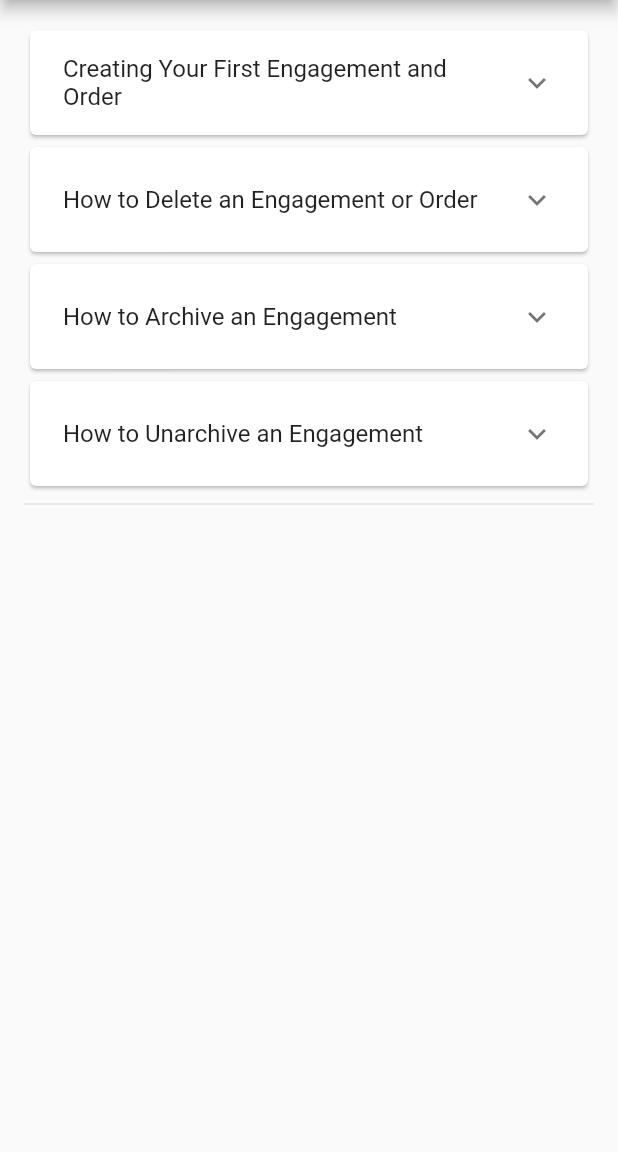
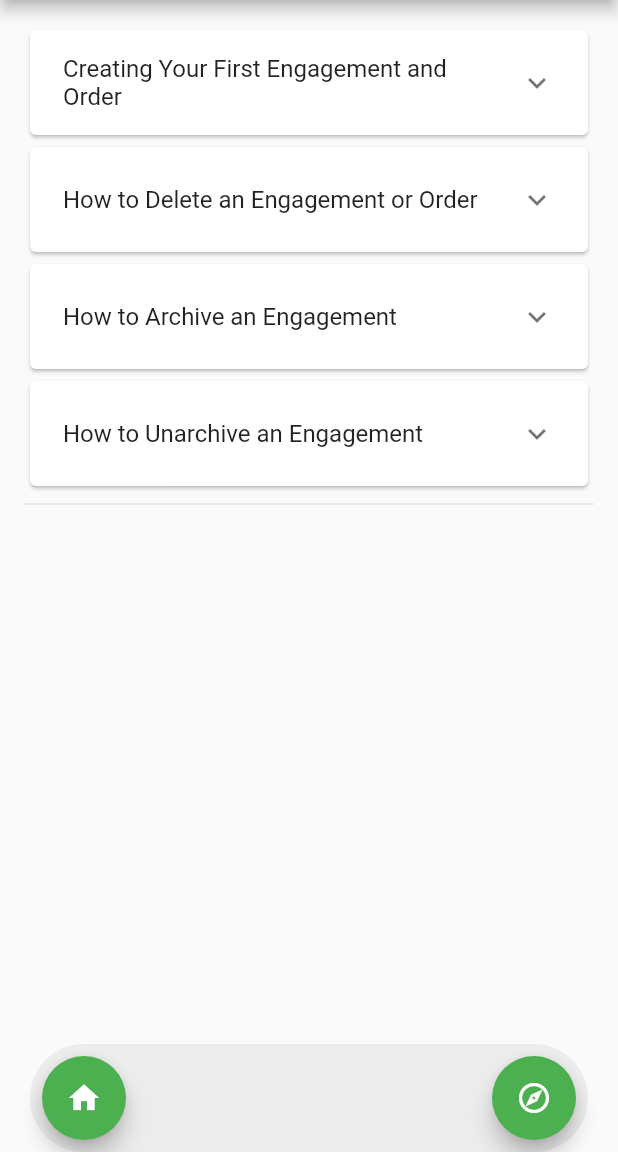
Before and after one commit to OregonStateUniversity/fs-ops-normal, a Flutter app: the HowToScreen screen opened by its route, on a phone screen of 412 x 824 dp, the part 84-1236 px from its top. Run offline on Flutter 3.47's test engine with Material 2 defaults, Android fonts, the light colour scheme and no system bars; our stand-ins replace flutter_compass, flutter_svg, location, share_plus, sqflite; missing offline and left inert: pdfx; accounts and stored records are empty.

Commit message:
null add button fixed

```diff
--- a/lib/screens/estimate_screen.dart
+++ b/lib/screens/estimate_screen.dart
@@ -113,7 +113,7 @@ class _EstimateScreenState extends State<EstimateScreen> {
               ),
             ),
             floatingActionButtonLocation:
-                FloatingActionButtonLocation.startFloat,
+                FloatingActionButtonLocation.centerDocked,
             floatingActionButton: const BottomNavBar()));
   }
 
--- a/lib/screens/how_to_screen.dart
+++ b/lib/screens/how_to_screen.dart
@@ -1,5 +1,6 @@
 import 'package:flutter/material.dart';
 import '../utils/how_to_instructions_strings.dart';
+import '../widgets/bottom_nav_bar.dart';
 
 class HowToScreen extends StatelessWidget {
   static const routeName = 'howto';
@@ -43,8 +44,8 @@ class HowToScreen extends StatelessWidget {
             ),
           ),
         ),
-      //bottomNavigationBar: const BottomNavBar(goBack: '/'),
-    );
+        floatingActionButtonLocation: FloatingActionButtonLocation.centerDocked,
+        floatingActionButton: const BottomNavBar());
   }
 
   Widget _cardItem(String title, String description) {
--- a/lib/widgets/bottom_nav_bar.dart
+++ b/lib/widgets/bottom_nav_bar.dart
@@ -36,8 +36,21 @@ class _BottomNavBarState extends State<BottomNavBar> {
         crossAxisAlignment: CrossAxisAlignment.center,
         mainAxisAlignment: MainAxisAlignment.spaceBetween,
 
-        children: <Widget>[
-          FloatingActionButton(
+        children: navButtons(),
+      ),
+    );
+  }
+
+  List<Widget> navButtons() {
+    List<Widget> buttons = [leftButton(), compassButton()];
+    if (widget.addButton != null) {
+      buttons.insert(1, widget.addButton!);
+    }
+    return buttons;
+  }
+
+  Widget leftButton() {
+    return FloatingActionButton(
       onPressed: () {
         if (widget.leftButtonFunction != null) {
           widget.leftButtonFunction!();
@@ -48,21 +61,19 @@ class _BottomNavBarState extends State<BottomNavBar> {
       tooltip: "toggle home or archive",
       heroTag: "homeButton",
       // ignore: unnecessary_null_comparison
-            child: widget.showHome!
-                ? const Icon(Icons.home)
-                : const Icon(Icons.archive),
-          ),
-          widget.addButton!,
-          FloatingActionButton(
+      child:
+          widget.showHome! ? const Icon(Icons.home) : const Icon(Icons.archive),
+    );
+  }
+
+  Widget compassButton() {
+    return FloatingActionButton(
       heroTag: "compassButton",
       tooltip: "view compass",
       onPressed: () {
         Navigator.pushNamed(context, CompassScreen.routeName);
       },
       child: const Icon(Icons.explore_outlined),
-          )
-        ],
-      ),
     );
   }
 }
```
Also changed, not shown: lib/screens/active_estimate_list_screen.dart (+32 -63 lines). Lines whose indentation alone changed are shown as unchanged.
